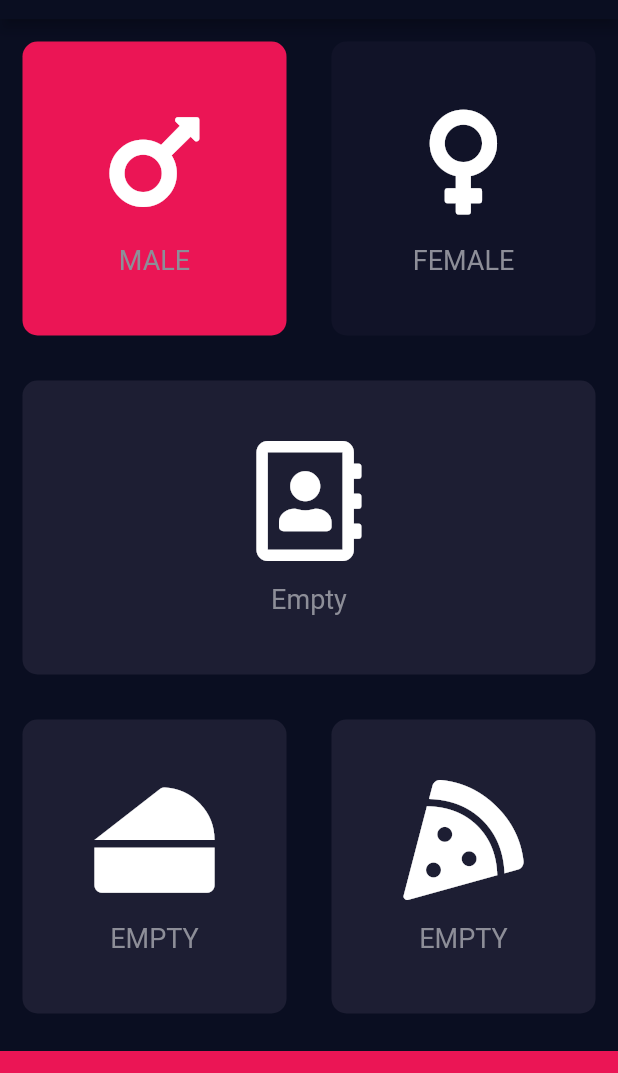
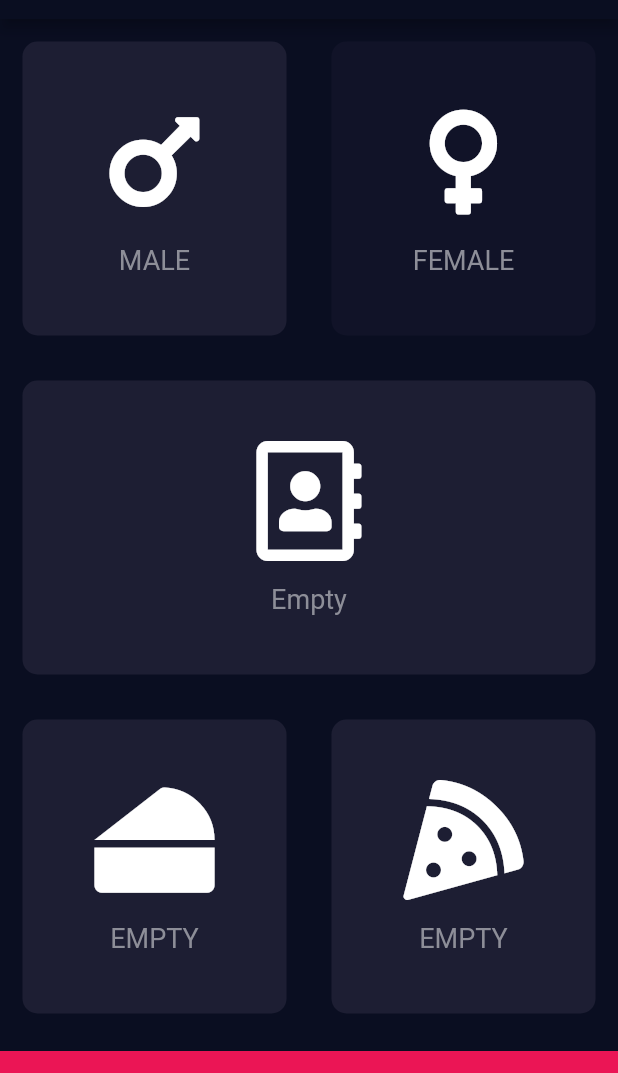
Before and after one commit to Terrence-Beckham/bmi_calc_app, a Flutter app: the screen it shows after launch, after a tap on "MALE", on a phone screen of 412 x 824 dp, the part 65-1138 px from its top. Run offline on Flutter 3.47's test engine with Material 2 defaults, Android fonts, the phone set to English and light mode, and no system bars; our stand-ins replace font_awesome_flutter.

Commit message:
refactored the inpup page reuseable widgets.

```diff
--- a/lib/input_page.dart
+++ b/lib/input_page.dart
@@ -7,9 +7,9 @@ const bottomContainerHeight = 80.0;
 const reuseableCardColor = Color(0xFF1D1E33);
 const bottomContainerColor = Color(0xFFEB1555);
 const inactiveCardColor = Color(0xFF111328);
-const activeCardColor = Color(0xFFEB1555);
+const activeCardColor = Color(0xFF1D1E33);
 
-enum Gender { male, female }
+enum Gender { male, female, none }
 
 // ignore: use_key_in_widget_constructors
 class InputPage extends StatefulWidget {
@@ -18,23 +18,7 @@ class InputPage extends StatefulWidget {
 }
 
 class _InputPageState extends State<InputPage> {
-  Color maleCardColor = inactiveCardColor;
-  Color femaleCardColor = inactiveCardColor;
-
-//male card pressed
-  updateColor(Gender gender) {
-    if (gender == Gender.male) {
-      maleCardColor == inactiveCardColor
-          ? maleCardColor = activeCardColor
-          : maleCardColor = inactiveCardColor;
-    }
-    //Female button pressed.
-    if (gender == Gender.female) {
-      femaleCardColor == inactiveCardColor
-          ? femaleCardColor = activeCardColor
-          : femaleCardColor = inactiveCardColor;
-    }
-  }
+  late Gender selectedGender = Gender.none;
 
   @override
   Widget build(BuildContext context) {
@@ -53,13 +37,15 @@ class _InputPageState extends State<InputPage> {
                   child: GestureDetector(
                     onTap: (() {
                       setState(() {
-                        updateColor(Gender.male);
+                        selectedGender = Gender.male;
                       });
 
                       debugPrint('Male card was pressed ');
                     }),
                     child: ReusableCard(
-                      color: maleCardColor,
+                      color: selectedGender == Gender.male
+                          ? activeCardColor
+                          : inactiveCardColor,
                       child: IconContent(
                         icon: FontAwesomeIcons.mars,
                         label: 'MALE',
@@ -73,12 +59,14 @@ class _InputPageState extends State<InputPage> {
                   child: GestureDetector(
                     onTap: (() {
                       setState(() {
-                        updateColor(Gender.female);
+                        selectedGender = Gender.female;
                       });
                       debugPrint('Female card was pressed ');
                     }),
                     child: ReusableCard(
-                      color: femaleCardColor,
+                      color: selectedGender == Gender.female
+                          ? activeCardColor
+                          : inactiveCardColor,
                       child: IconContent(
                         icon: FontAwesomeIcons.venus,
                         label: 'FEMALE',
--- a/lib/reuseable_card.dart
+++ b/lib/reuseable_card.dart
@@ -6,7 +6,6 @@ class ReusableCard extends StatelessWidget {
 
   final Color color;
   final Widget child;
-
   @override
   Widget build(BuildContext context) {
     return Container(
```
